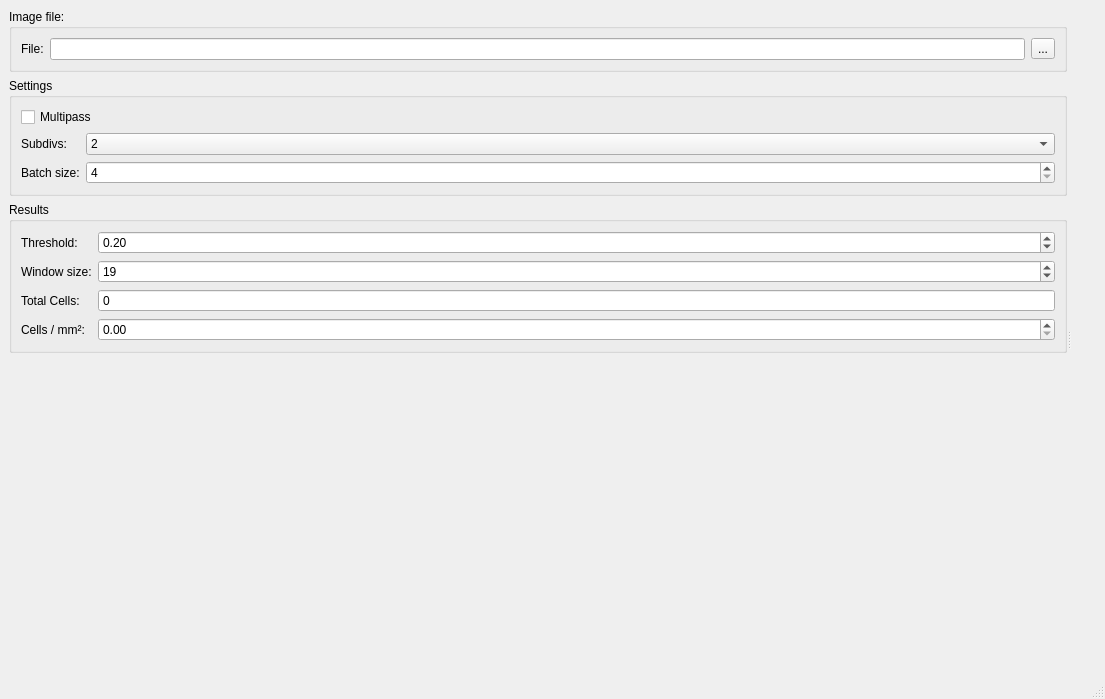
This is CellCounter/application/MainWindow.ui in CURTLab/NanoMito3D-Platform as Qt 5 draws it before an edit. The edited form follows.
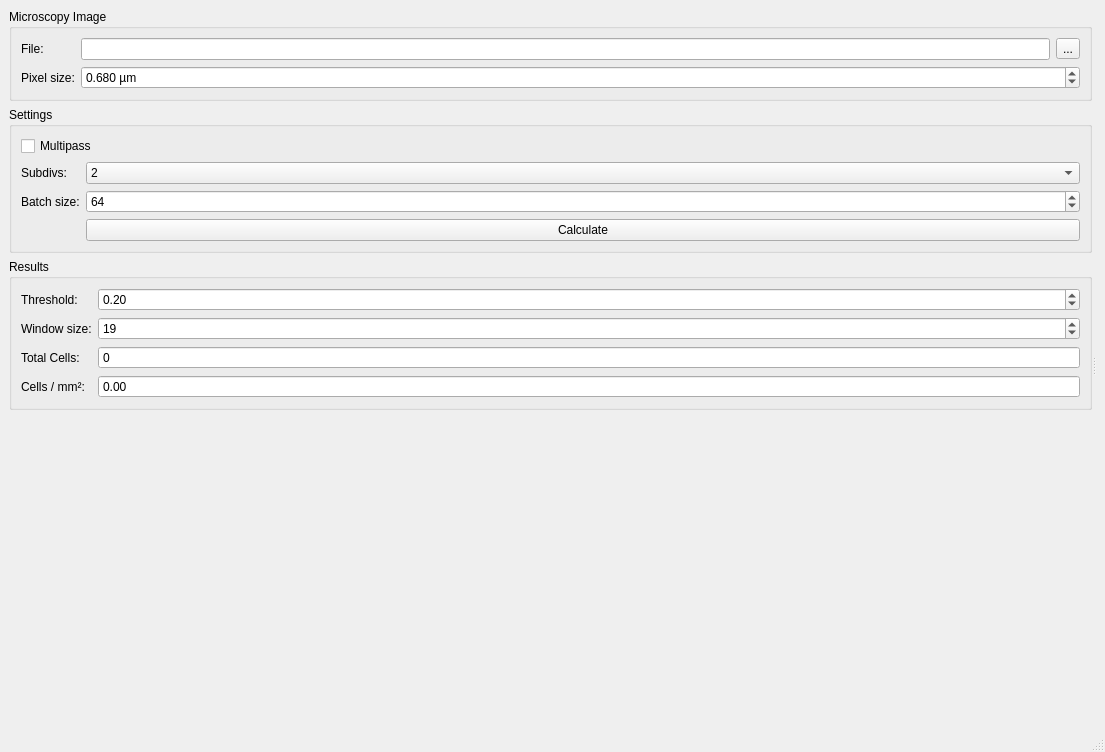
This is the edited form. Custom widgets are drawn as their Qt base class.

```diff
--- a/CellCounter/application/MainWindow.ui
+++ b/CellCounter/application/MainWindow.ui
@@ -7,7 +7,7 @@
     <x>0</x>
     <y>0</y>
     <width>1105</width>
-    <height>699</height>
+    <height>752</height>
    </rect>
   </property>
   <property name="windowTitle">
@@ -20,22 +20,40 @@
       <property name="orientation">
        <enum>Qt::Horizontal</enum>
       </property>
-      <widget class="QWidget" name="">
+      <widget class="QFrame" name="frame">
+       <property name="frameShape">
+        <enum>QFrame::NoFrame</enum>
+       </property>
+       <property name="frameShadow">
+        <enum>QFrame::Raised</enum>
+       </property>
        <layout class="QVBoxLayout" name="verticalLayout">
+        <property name="leftMargin">
+         <number>0</number>
+        </property>
+        <property name="topMargin">
+         <number>0</number>
+        </property>
+        <property name="rightMargin">
+         <number>0</number>
+        </property>
+        <property name="bottomMargin">
+         <number>0</number>
+        </property>
         <item>
          <widget class="QGroupBox" name="groupBox">
           <property name="title">
-           <string>Image file:</string>
+           <string>Microscopy Image</string>
           </property>
-          <layout class="QHBoxLayout" name="horizontalLayout_3">
-           <item>
+          <layout class="QFormLayout" name="formLayout_3">
+           <item row="0" column="0">
             <widget class="QLabel" name="label_7">
              <property name="text">
               <string>File:</string>
              </property>
             </widget>
            </item>
-           <item>
+           <item row="0" column="1">
             <layout class="QHBoxLayout" name="horizontalLayout_2">
              <item>
               <widget class="QLineEdit" name="editFile"/>
@@ -49,6 +67,35 @@
              </item>
             </layout>
            </item>
+           <item row="1" column="0">
+            <widget class="QLabel" name="label_8">
+             <property name="text">
+              <string>Pixel size:</string>
+             </property>
+            </widget>
+           </item>
+           <item row="1" column="1">
+            <widget class="QDoubleSpinBox" name="spinPixelSize">
+             <property name="suffix">
+              <string> µm</string>
+             </property>
+             <property name="decimals">
+              <number>3</number>
+             </property>
+             <property name="minimum">
+              <double>0.010000000000000</double>
+             </property>
+             <property name="maximum">
+              <double>1000.000000000000000</double>
+             </property>
+             <property name="singleStep">
+              <double>0.100000000000000</double>
+             </property>
+             <property name="value">
+              <double>0.680000000000000</double>
+             </property>
+            </widget>
+           </item>
           </layout>
          </widget>
         </item>
@@ -109,6 +156,16 @@
              <property name="maximum">
               <number>512</number>
              </property>
+             <property name="value">
+              <number>64</number>
+             </property>
+            </widget>
+           </item>
+           <item row="3" column="1">
+            <widget class="QPushButton" name="buttonCalculate">
+             <property name="text">
+              <string>Calculate</string>
+             </property>
             </widget>
            </item>
           </layout>
@@ -172,6 +229,12 @@
            </item>
            <item row="3" column="1">
             <widget class="QDoubleSpinBox" name="spinCellsPer">
+             <property name="readOnly">
+              <bool>true</bool>
+             </property>
+             <property name="buttonSymbols">
+              <enum>QAbstractSpinBox::NoButtons</enum>
+             </property>
              <property name="prefix">
               <string/>
              </property>
@@ -222,8 +285,8 @@
         </item>
        </layout>
       </widget>
-      <widget class="QWidget" name="">
-       <layout class="QHBoxLayout" name="horizontalLayout">
+      <widget class="QWidget" name="layoutWidget">
+       <layout class="QVBoxLayout" name="verticalLayout_3">
         <item>
          <widget class="ImagePlotWidget" name="plot1" native="true"/>
         </item>
```
